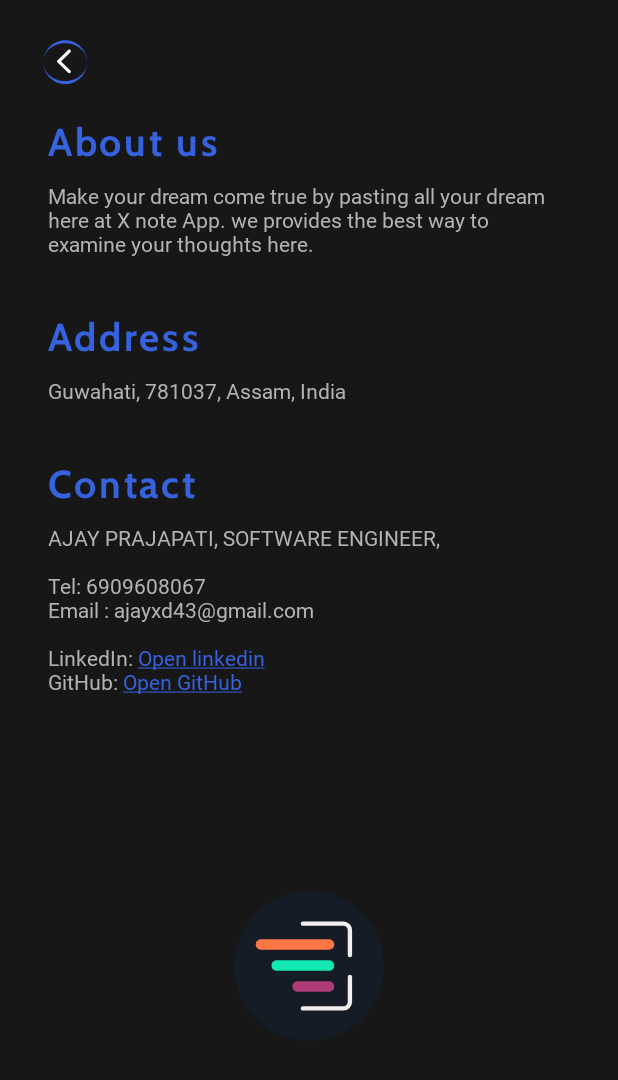
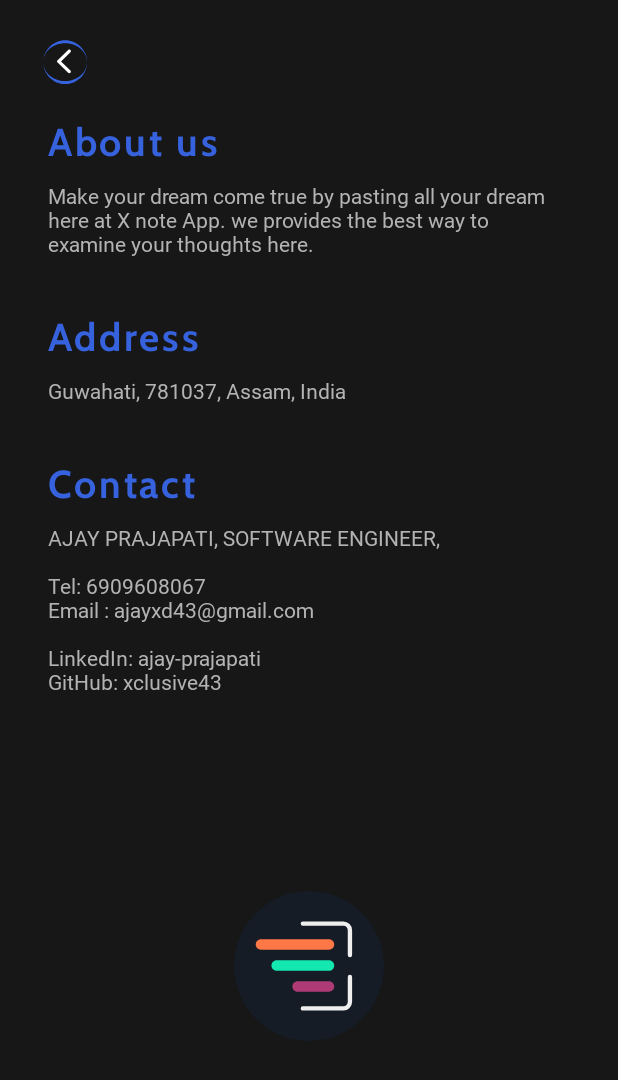
Before and after one commit to xclusive43/X-NoteApp-, an Android app: the About_us screen opened directly, with no data from a screen before it, on a phone screen of 412 x 824 dp. Shown: the top 1080 px of the screen. Run offline under Robolectric (Android 15) with nearby library versions, the phone set to English and light mode, and no system bars; our stand-ins replace sdp/ssp sizes.

Commit message:
updated code

```diff
--- a/app/src/main/res/values/strings.xml
+++ b/app/src/main/res/values/strings.xml
@@ -6,6 +6,6 @@
     <string name="star">*******************</string>
     <string name="subtitle">Sub Title <font fgcolor='#FF0101'>*</font></string>
     <string name="contactinfo">AJAY PRAJAPATI, SOFTWARE ENGINEER,\n\nTel: 6909608067
-\nEmail : ajayxd43@gmail.com \n\nLinkedIn: <a href="https://www.linkedin.com/in/ajay-prajapati%F0%9F%A6%BE-294b401ab/">Open linkedin</a>\nGitHub: <a href="https://github.com/xclusive43">Open GitHub</a>
+\nEmail : ajayxd43@gmail.com \n\nLinkedIn: ajay-prajapati \nGitHub: xclusive43
         </string>
 </resources>
```
Also changed, not shown: app/src/main/java/com/xclusive/x_note/MainActivity.java (+7 -3 lines), app/src/main/res/layout/activity_savednotes.xml (+2 -6 lines).
